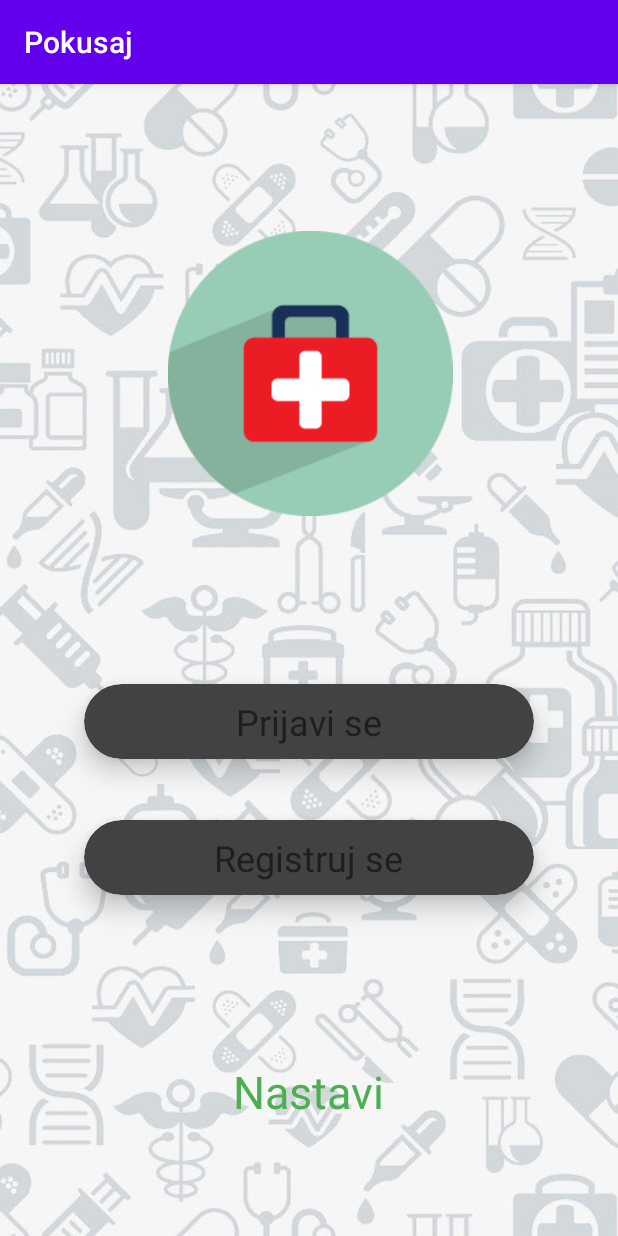
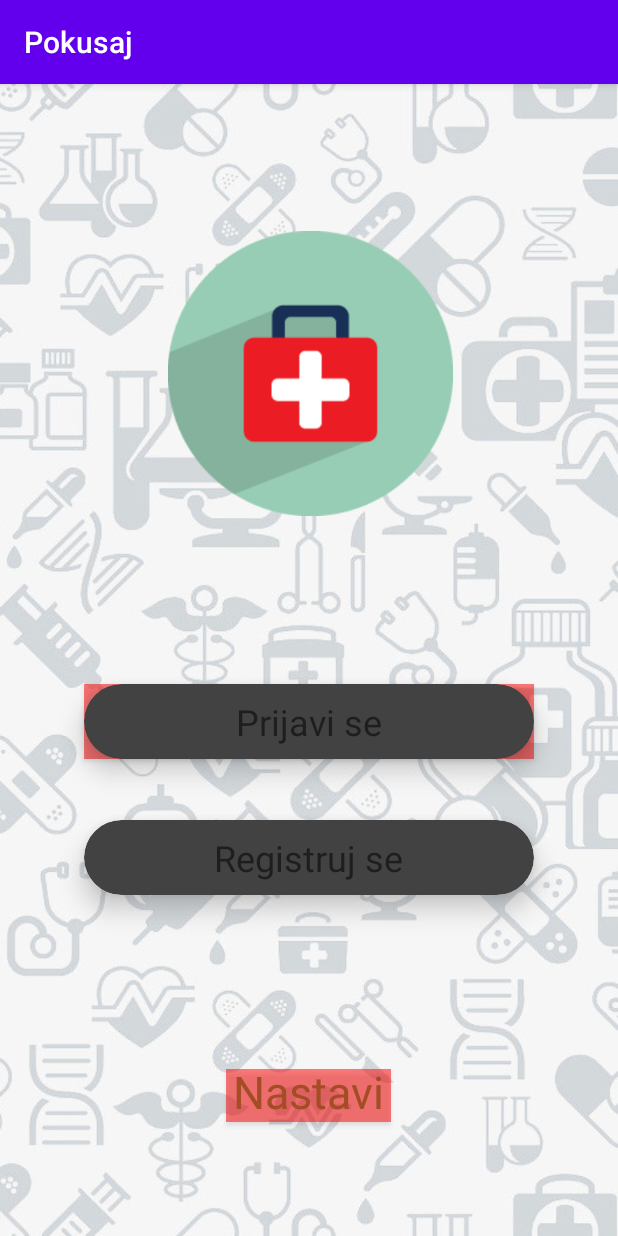
Before and after one commit to teodorabenic/Med2Go, an Android app: the screen it shows after launch (MainActivity), on a phone screen of 412 x 824 dp. Run offline under Robolectric (Android 15) with nearby library versions, the phone set to English and light mode, and no system bars.

Commit message:
Bug fix part 2

```diff
--- a/app/build.gradle
+++ b/app/build.gradle
@@ -5,7 +5,7 @@ android {
     buildToolsVersion "29.0.3"
 
     defaultConfig {
-        applicationId "com.example.pokusaj"
+        applicationId 'com.example.pokusaj'
         minSdkVersion 16
         targetSdkVersion 29
         versionCode 1
--- a/app/src/main/java/com/example/pokusaj/MainActivity.java
+++ b/app/src/main/java/com/example/pokusaj/MainActivity.java
@@ -18,7 +18,7 @@ public class MainActivity extends AppCompatActivity {
                 setContentView(R.layout.loginstrana);
             }
         });
-        Button dug_nastavi = findViewById(R.id.dugmereg);
+        Button dug_nastavi = findViewById(R.id.dugmenastavi);
         dug_nastavi.setOnClickListener(new View.OnClickListener() {
             public void onClick(View v) {
                 setContentView(R.layout.searchstrana);
--- a/app/src/main/res/layout/prvastrana.xml
+++ b/app/src/main/res/layout/prvastrana.xml
@@ -20,8 +20,18 @@
         android:layout_marginTop="98dp"
         app:srcCompat="@drawable/logo1" />
 
+    <Button
+        android:id="@+id/prijavi_se"
+        android:layout_width="300dp"
+        android:layout_height="50dp"
+        android:background="#80FF0000"
+        android:textColor="#80FF0000"
+        android:layout_alignParentBottom="true"
+        android:layout_centerHorizontal="true"
+        android:layout_marginBottom="318dp">
+    </Button>
+
     <androidx.cardview.widget.CardView
-        android:id="@+id/prijavi_se"
         android:layout_width="300dp"
         android:layout_height="50dp"
         android:layout_alignParentBottom="true"
@@ -48,7 +58,6 @@
     </androidx.cardview.widget.CardView>
 
     <androidx.cardview.widget.CardView
-        android:id="@+id/dugmereg"
         android:layout_width="300dp"
         android:layout_height="50dp"
         android:layout_alignParentBottom="true"
@@ -72,6 +81,17 @@
         </RelativeLayout>
     </androidx.cardview.widget.CardView>
 
+    <Button
+        android:id="@+id/dugmenastavi"
+        android:background="#80FF0000"
+        android:textColor="#80FF0000"
+        android:layout_width="110sp"
+        android:layout_height="35sp"
+        android:layout_alignParentBottom="true"
+        android:layout_centerHorizontal="true"
+        android:layout_marginBottom="76dp">
+    </Button>
+
     <TextView
         android:id="@+id/textView4"
         android:layout_width="wrap_content"
--- a/app/src/main/res/layout/searchstrana.xml
+++ b/app/src/main/res/layout/searchstrana.xml
@@ -57,6 +57,7 @@
 
     <ImageView
         android:id="@+id/imageView3"
+        android:layout_width="1dp"
         android:layout_height="wrap_content"
         app:srcCompat="@drawable/home" />
 
```
